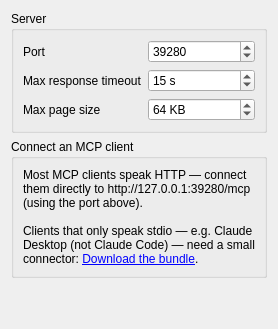
Old version of the form freecad/mcp_bridge/Resources/Ui/preferences.ui in the repository CREATeNG/freecad-mcp-bridge.
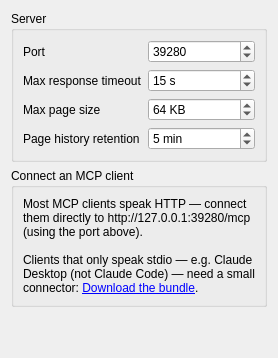
New version of the form. Custom widgets are drawn as their Qt base class.

Commit message: feat: implement page history for job output

What changed in the file:
```diff
--- a/freecad/mcp_bridge/Resources/Ui/preferences.ui
+++ b/freecad/mcp_bridge/Resources/Ui/preferences.ui
@@ -111,6 +111,41 @@
         </property>
        </widget>
       </item>
+      <item row="3" column="0">
+       <widget class="QLabel" name="retentionLabel">
+        <property name="text">
+         <string>Page history retention</string>
+        </property>
+       </widget>
+      </item>
+      <item row="3" column="1">
+       <widget class="Gui::PrefSpinBox" name="retentionSpinBox">
+        <property name="toolTip">
+         <string>How long a finished job's output pages remain readable via get_output_page before being discarded.</string>
+        </property>
+        <property name="suffix">
+         <string> min</string>
+        </property>
+        <property name="minimum">
+         <number>1</number>
+        </property>
+        <property name="maximum">
+         <number>1440</number>
+        </property>
+        <property name="singleStep">
+         <number>1</number>
+        </property>
+        <property name="value">
+         <number>5</number>
+        </property>
+        <property name="prefEntry" stdset="0">
+         <cstring>MaxHistoryRetentionMinutes</cstring>
+        </property>
+        <property name="prefPath" stdset="0">
+         <cstring>Mod/freecad-mcp-bridge</cstring>
+        </property>
+       </widget>
+      </item>
      </layout>
     </widget>
    </item>
```
The commit also changes 8 other files.
